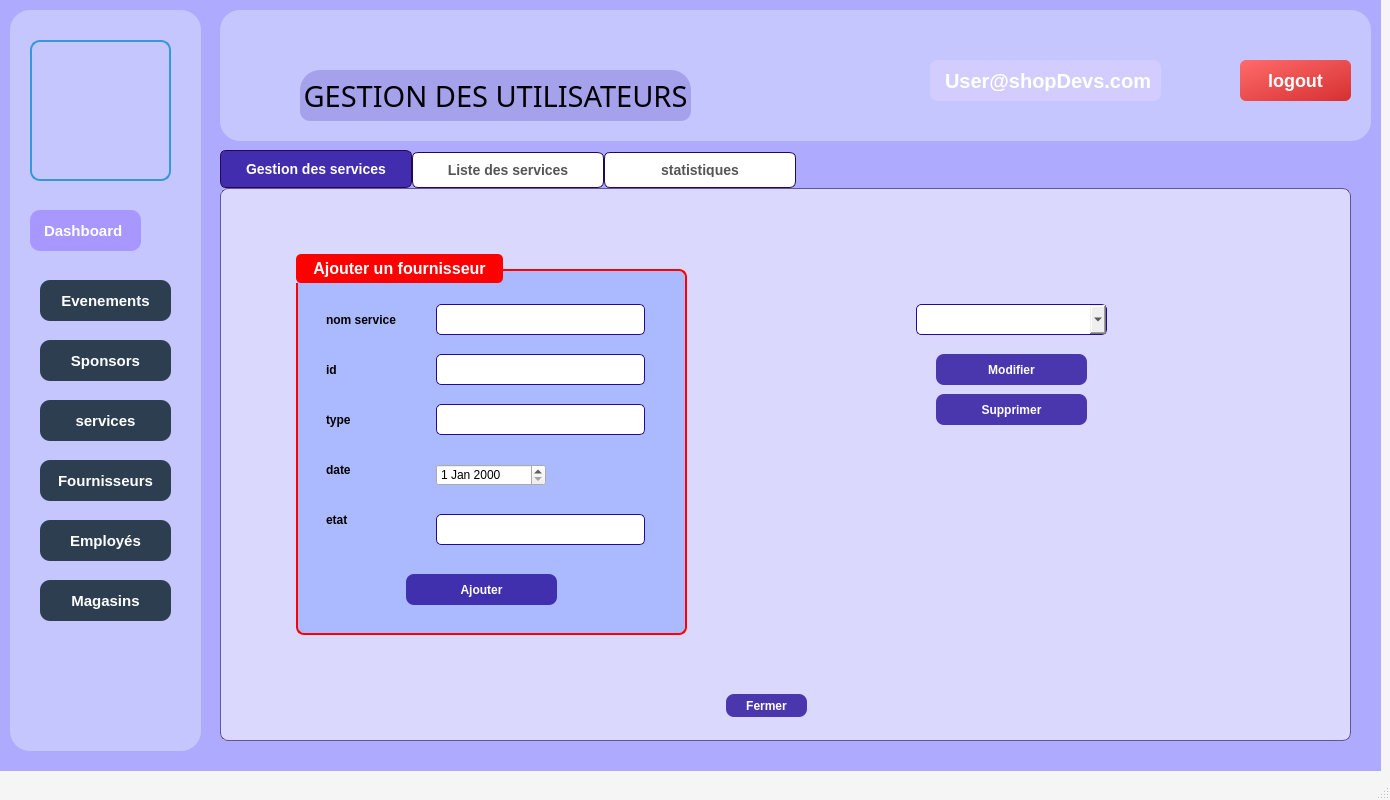
The window that mainwindow.ui (MontaCHOUIG/MallFlow) describes before a commit, drawn with Qt 5.
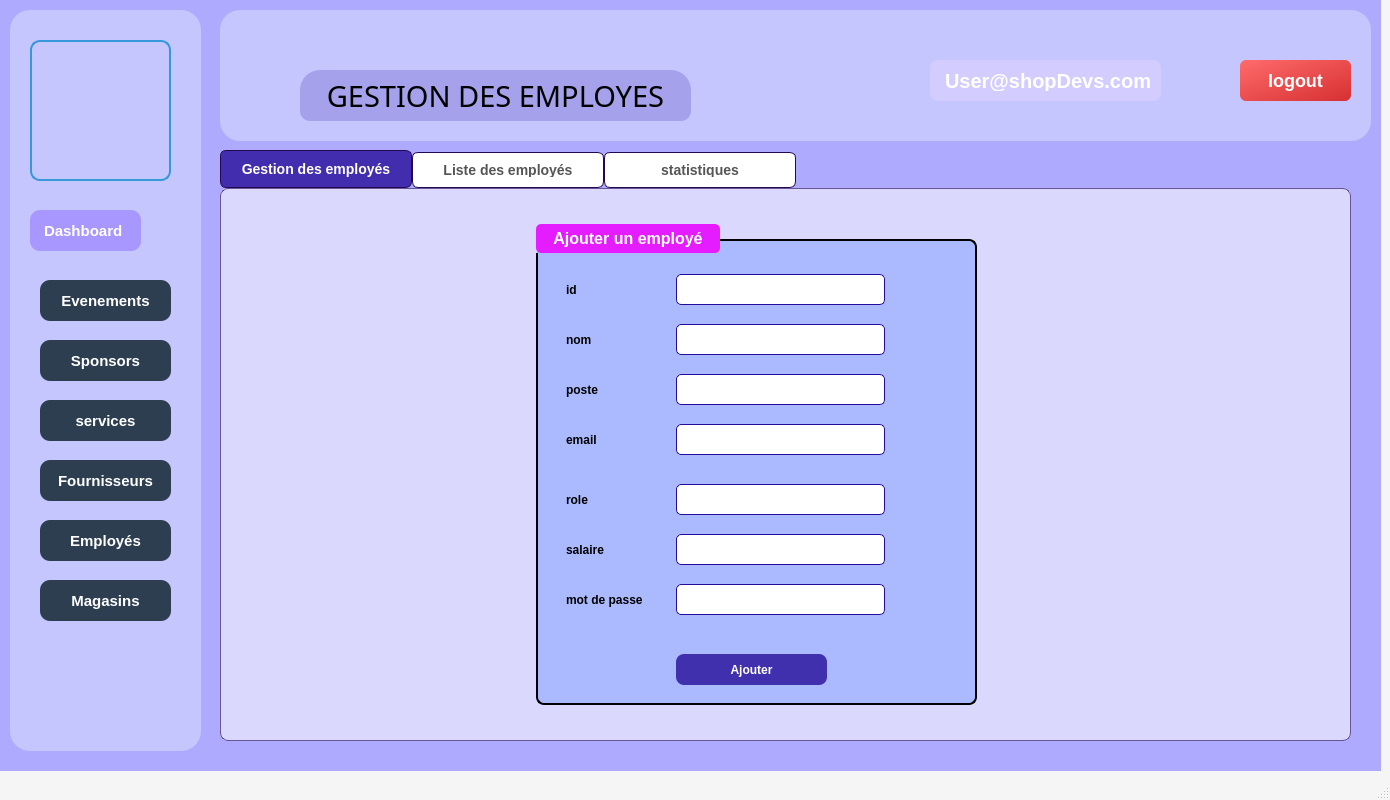
The same window after the commit. Icons and pictures are not drawn.

Commit message: ajouter , supprimer et affichage sont fonctionnels

The edit to the form file:
```diff
--- a/mainwindow.ui
+++ b/mainwindow.ui
@@ -93,21 +93,21 @@
       <string notr="true"/>
      </property>
      <attribute name="title">
-      <string>Gestion des services</string>
+      <string>Gestion des employés</string>
      </attribute>
      <widget class="QGroupBox" name="Sp_GroupBox_2">
       <property name="geometry">
        <rect>
-        <x>70</x>
-        <y>60</y>
-        <width>391</width>
-        <height>381</height>
+        <x>310</x>
+        <y>30</y>
+        <width>441</width>
+        <height>481</height>
        </rect>
       </property>
       <property name="styleSheet">
        <string notr="true">QGroupBox {
     background-color: rgb(171, 186, 255);
-    border: 2px solid red; /* Red border */
+    border: 2px solid ; /* Red border */
     border-radius: 8px;
     font-size: 16px;
     font-weight: bold;
@@ -120,14 +120,14 @@
     subcontrol-origin: margin;
     subcontrol-position: top left;
     padding: 5px 15px;
-    background-color: red; /* Red title background */
+    background-color: rgb(229, 28, 255); /* Red title background */
     color: white;
     border-radius: 5px;
 }
 </string>
       </property>
       <property name="title">
-       <string>Ajouter un fournisseur</string>
+       <string>Ajouter un employé</string>
       </property>
       <widget class="QLabel" name="Sp_Label_Nom_2">
        <property name="geometry">
@@ -145,14 +145,14 @@
         </font>
        </property>
        <property name="text">
-        <string>id</string>
+        <string>nom</string>
        </property>
       </widget>
       <widget class="QLabel" name="Sp_Label_DA_2">
        <property name="geometry">
         <rect>
          <x>30</x>
-         <y>250</y>
+         <y>260</y>
          <width>101</width>
          <height>31</height>
         </rect>
@@ -164,7 +164,7 @@
         </font>
        </property>
        <property name="text">
-        <string>etat</string>
+        <string>role</string>
        </property>
       </widget>
       <widget class="QLineEdit" name="Sp_Line_Nom_2">
@@ -224,7 +224,7 @@
         </font>
        </property>
        <property name="text">
-        <string>nom service</string>
+        <string>id</string>
        </property>
       </widget>
       <widget class="QLineEdit" name="Sp_Line_CIN_2">
@@ -262,7 +262,7 @@
         </font>
        </property>
        <property name="text">
-        <string>type</string>
+        <string>poste</string>
        </property>
       </widget>
       <widget class="QLabel" name="Sp_Label_Email_2">
@@ -281,7 +281,7 @@
         </font>
        </property>
        <property name="text">
-        <string>date</string>
+        <string>email</string>
        </property>
       </widget>
       <widget class="QLineEdit" name="Sp_Line_Email_2">
@@ -306,8 +306,8 @@
       <widget class="QPushButton" name="Sp_Button_Ajouter">
        <property name="geometry">
         <rect>
-         <x>110</x>
-         <y>320</y>
+         <x>140</x>
+         <y>430</y>
          <width>151</width>
          <height>31</height>
         </rect>
@@ -331,124 +331,101 @@
         <string>Ajouter</string>
        </property>
       </widget>
-      <widget class="QDateEdit" name="dateEdit">
+      <widget class="QLineEdit" name="Em_Line_email">
        <property name="geometry">
         <rect>
          <x>140</x>
-         <y>210</y>
-         <width>110</width>
-         <height>22</height>
+         <y>200</y>
+         <width>209</width>
+         <height>31</height>
         </rect>
        </property>
-      </widget>
-     </widget>
-     <widget class="QPushButton" name="Sp_Button_Modifier">
-      <property name="geometry">
-       <rect>
-        <x>710</x>
-        <y>160</y>
-        <width>151</width>
-        <height>31</height>
-       </rect>
-      </property>
-      <property name="font">
-       <font>
-        <bold>true</bold>
-       </font>
-      </property>
-      <property name="styleSheet">
-       <string notr="true">QPushButton {
-background-color: rgba(35,10,152, 200);
-border-radius: 8px;
-color: white;
+       <property name="styleSheet">
+        <string notr="true">QLineEdit {
+		border: 1px solid #230a98;
+		border-radius: 5px;
 }
 QPushButton:hover {
 background-color: qlineargradient(spread:pad, x1:0, y1:0, x2:0, y2:1, stop:0 rgba(117, 201, 187, 200), stop:1 rgba(35,10,152, 200));
 }</string>
-      </property>
-      <property name="text">
-       <string>Modifier</string>
-      </property>
-     </widget>
-     <widget class="QPushButton" name="Sp_Button_Supprimer">
-      <property name="geometry">
-       <rect>
-        <x>710</x>
-        <y>200</y>
-        <width>151</width>
-        <height>31</height>
-       </rect>
-      </property>
-      <property name="font">
-       <font>
-        <bold>true</bold>
-       </font>
-      </property>
-      <property name="styleSheet">
-       <string notr="true">QPushButton {
-background-color: rgba(35,10,152, 200);
-border-radius: 8px;
-color: white;
+       </property>
+      </widget>
+      <widget class="QLineEdit" name="Em_Line_salaire">
+       <property name="geometry">
+        <rect>
+         <x>140</x>
+         <y>310</y>
+         <width>209</width>
+         <height>31</height>
+        </rect>
+       </property>
+       <property name="styleSheet">
+        <string notr="true">QLineEdit {
+		border: 1px solid #230a98;
+		border-radius: 5px;
 }
 QPushButton:hover {
 background-color: qlineargradient(spread:pad, x1:0, y1:0, x2:0, y2:1, stop:0 rgba(117, 201, 187, 200), stop:1 rgba(35,10,152, 200));
 }</string>
-      </property>
-      <property name="text">
-       <string>Supprimer</string>
-      </property>
-     </widget>
-     <widget class="QComboBox" name="Sp_Combo_IDs">
-      <property name="geometry">
-       <rect>
-        <x>690</x>
-        <y>110</y>
-        <width>191</width>
-        <height>31</height>
-       </rect>
-      </property>
-      <property name="styleSheet">
-       <string notr="true">QComboBox
-{
-    subcontrol-origin: padding;
-    subcontrol-position: top right;
-    selection-background-color: #111;
-    selection-color: yellow;
-    color: black;
-    border-style: solid;
-    border: 1px solid #230a98;
-    border-radius: 5;
-    padding: 1px 0px 1px 20px;
-}</string>
-      </property>
-     </widget>
-     <widget class="QPushButton" name="Sp_Button_Fermer_2">
-      <property name="geometry">
-       <rect>
-        <x>500</x>
-        <y>500</y>
-        <width>81</width>
-        <height>23</height>
-       </rect>
-      </property>
-      <property name="font">
-       <font>
-        <bold>true</bold>
-       </font>
-      </property>
-      <property name="styleSheet">
-       <string notr="true">QPushButton {
-background-color: rgba(35,10,152, 200);
-border-radius: 8px;
-color: white;
+       </property>
+      </widget>
+      <widget class="QLineEdit" name="Em_Line_mdp">
+       <property name="geometry">
+        <rect>
+         <x>140</x>
+         <y>360</y>
+         <width>209</width>
+         <height>31</height>
+        </rect>
+       </property>
+       <property name="styleSheet">
+        <string notr="true">QLineEdit {
+		border: 1px solid #230a98;
+		border-radius: 5px;
 }
 QPushButton:hover {
 background-color: qlineargradient(spread:pad, x1:0, y1:0, x2:0, y2:1, stop:0 rgba(117, 201, 187, 200), stop:1 rgba(35,10,152, 200));
 }</string>
-      </property>
-      <property name="text">
-       <string>Fermer</string>
-      </property>
+       </property>
+      </widget>
+      <widget class="QLabel" name="Sp_Label_DA_3">
+       <property name="geometry">
+        <rect>
+         <x>30</x>
+         <y>310</y>
+         <width>101</width>
+         <height>31</height>
+        </rect>
+       </property>
+       <property name="font">
+        <font>
+         <pointsize>9</pointsize>
+         <bold>true</bold>
+        </font>
+       </property>
+       <property name="text">
+        <string>salaire</string>
+       </property>
+      </widget>
+      <widget class="QLabel" name="Sp_Label_DA_4">
+       <property name="geometry">
+        <rect>
+         <x>30</x>
+         <y>360</y>
+         <width>101</width>
+         <height>31</height>
+        </rect>
+       </property>
+       <property name="font">
+        <font>
+         <pointsize>9</pointsize>
+         <bold>true</bold>
+        </font>
+       </property>
+       <property name="text">
+        <string>mot de passe</string>
+       </property>
+      </widget>
      </widget>
      <widget class="QLabel" name="label">
       <property name="geometry">
@@ -475,7 +452,7 @@
     </widget>
     <widget class="QWidget" name="tab_2">
      <attribute name="title">
-      <string>Liste des services</string>
+      <string>Liste des employés</string>
      </attribute>
      <widget class="QPushButton" name="Sp_Button_Tri_Nom">
       <property name="geometry">
@@ -1156,7 +1133,7 @@
 border-bottom-right-radius: 10px;</string>
      </property>
      <property name="text">
-      <string>GESTION DES UTILISATEURS</string>
+      <string>GESTION DES EMPLOYES</string>
      </property>
      <property name="alignment">
       <set>Qt::AlignmentFlag::AlignCenter</set>
```
Left out of the diff: 162 changed lines with no effect on the pictures. The commit also changes 17 other files.
